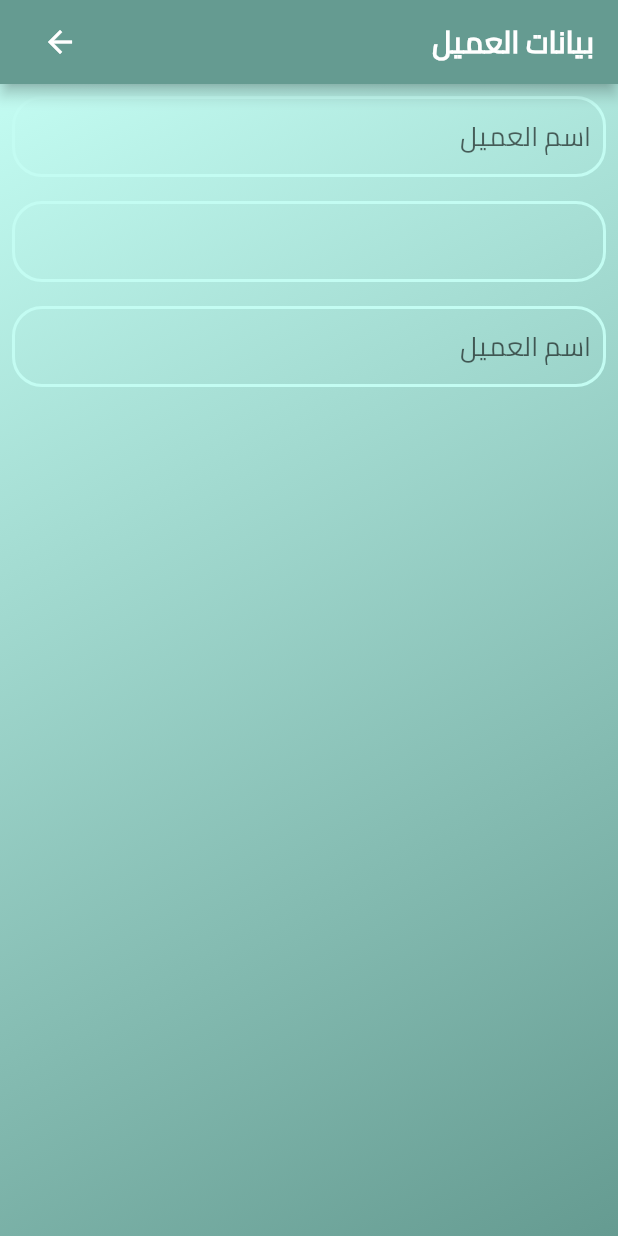
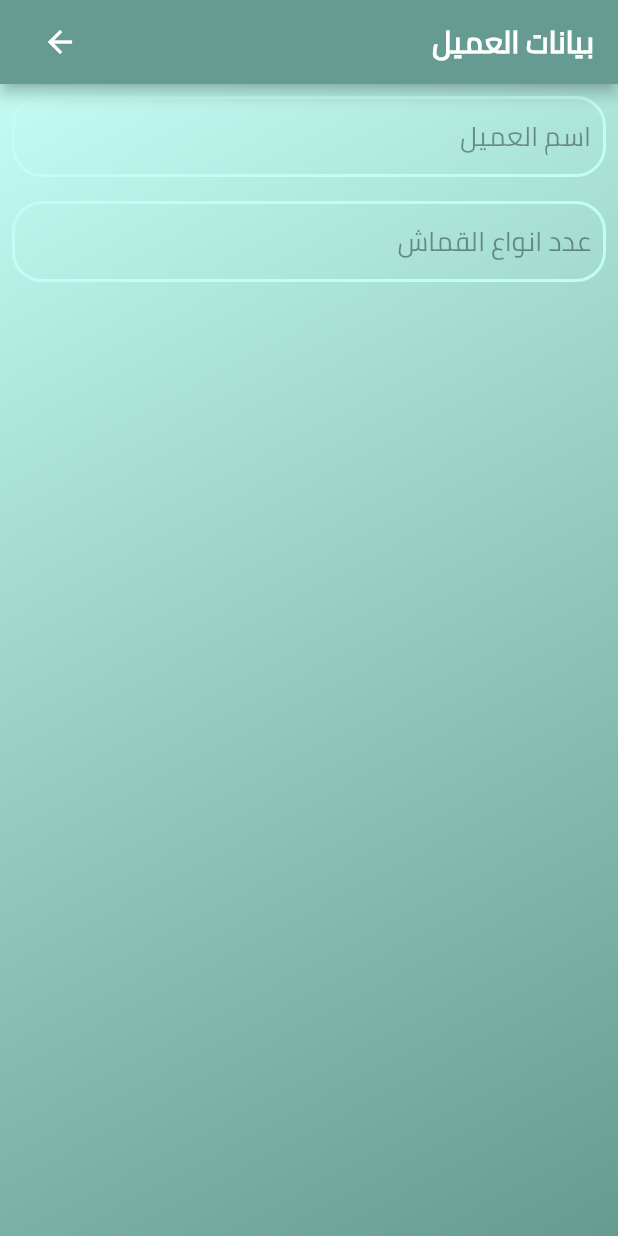
Before and after one commit to EMADOMARAH/elnahwy_tex, a Flutter app: the screen it shows after launch, on a phone screen of 412 x 824 dp. Run offline on Flutter 3.47's test engine with Material 2 defaults, Android fonts, the phone set to English and light mode, and no system bars; our stand-ins replace page_transition, splashscreen.

Commit message:
User Data View

```diff
--- a/lib/ui/screens/edit_form/edit__form.dart
+++ b/lib/ui/screens/edit_form/edit__form.dart
@@ -52,9 +52,9 @@ class form_client extends StatelessWidget {
             ),
             child:Column(
               children: <Widget>[
-                cust_txtformfield("اسم العميل"),
-                cust_txtformfield(""),
-                cust_txtformfield("اسم العميل")
+                cust_txtformfield("اسم العميل",TextInputType.text),
+                cust_txtformfield("عدد انواع القماش",TextInputType.number),
+                //cust_txtformfield("")
               ],
             )
             )
@@ -62,18 +62,21 @@ class form_client extends StatelessWidget {
 
     );
   }
-  Widget cust_txtformfield(String title){
+  Widget cust_txtformfield(String title, var typeinput){
     return Padding(
       padding: EdgeInsets.all(8),
       child:  TextFormField(
+        keyboardType:typeinput,
+        cursorColor: Colors.black,
         textDirection: TextDirection.rtl,
         textAlign: TextAlign.right,
         decoration: InputDecoration(
-          fillColor: Colors.white.withOpacity(0.54),
+          fillColor: Colors.white,
           hintText: title,
           hintStyle: TextStyle(
               fontFamily: "Cairo",
-              fontSize: 18
+              fontSize: 18,
+            color: Colors.black.withOpacity(0.4)
           ),
           focusedBorder: OutlineInputBorder(
             borderRadius: BorderRadius.circular(10),
@@ -89,13 +92,13 @@ class form_client extends StatelessWidget {
               width: 2,
             ),
           ),
-          // border: OutlineInputBorder(
-          //   borderRadius: BorderRadius.circular(15),
-          //   borderSide:BorderSide(
-          //     color: Colors.red,
-          //     width: 2,
-          //   ),
-          // ),
+          border: OutlineInputBorder(
+            borderRadius: BorderRadius.circular(15),
+            borderSide:BorderSide(
+              color: Colors.red,
+              width: 2,
+            ),
+          ),
           contentPadding: EdgeInsets.all(10),
         ),
       ),
```
